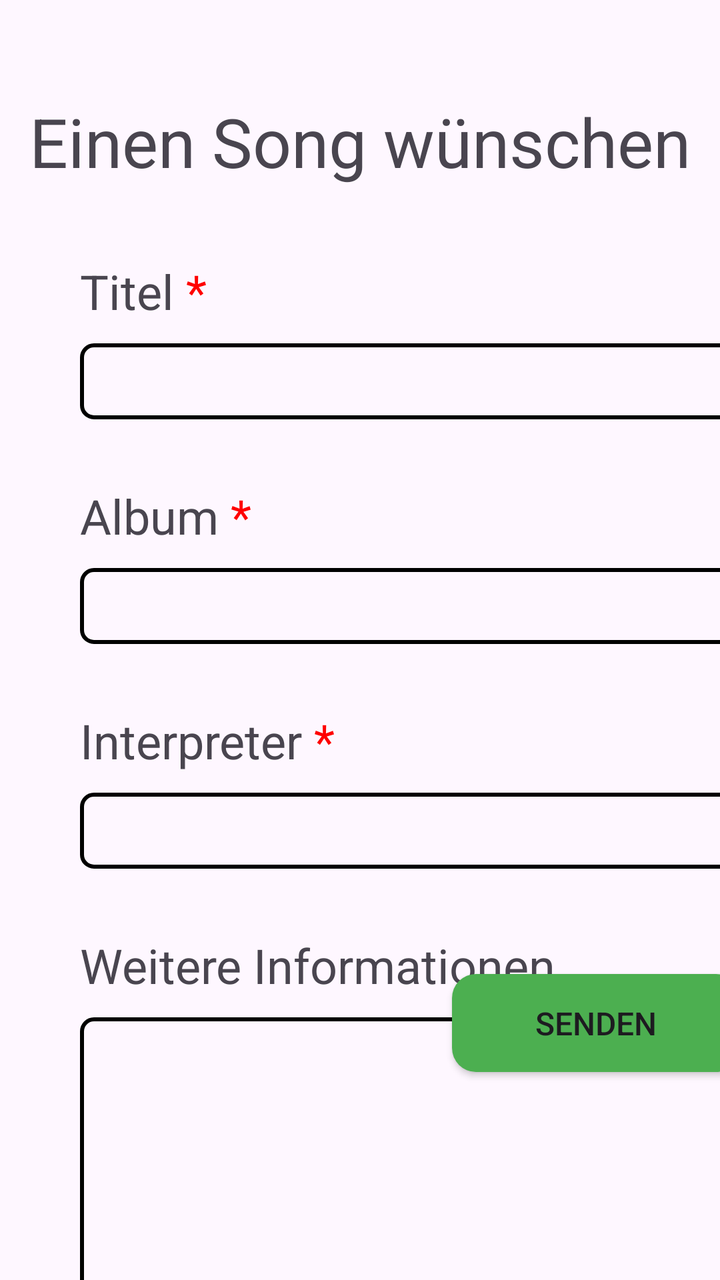
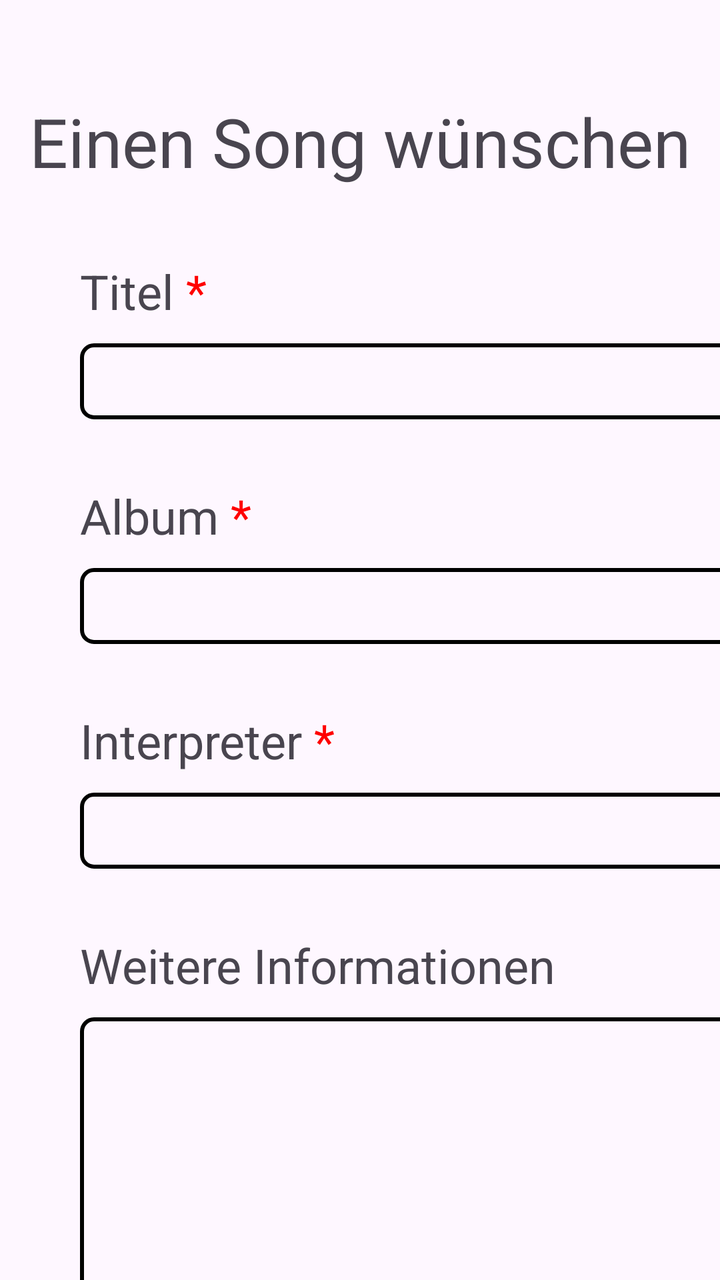

Two renders of the same Android screen: before a commit and after it. Below are the layout's source before the change and the commit's diff.
<!-- AndroidManifest.xml: application theme Theme.RadioApp -->
<!-- res/layout/fragment_request_song_screen.xml -->
<?xml version="1.0" encoding="utf-8"?>
<androidx.constraintlayout.widget.ConstraintLayout xmlns:android="http://schemas.android.com/apk/res/android"
    xmlns:app="http://schemas.android.com/apk/res-auto"
    xmlns:tools="http://schemas.android.com/tools"
    android:id="@+id/main"
    android:layout_width="match_parent"
    android:layout_height="match_parent"
    android:exported="true">

    <TextView
        android:id="@+id/labelActivityTitle"
        android:layout_width="wrap_content"
        android:layout_height="wrap_content"
        android:layout_marginTop="48dp"
        android:text="@string/activity_request_song.activityTitle.label"
        android:textSize="34sp"
        app:layout_constraintEnd_toEndOf="parent"
        app:layout_constraintHorizontal_bias="0.498"
        app:layout_constraintStart_toStartOf="parent"
        app:layout_constraintTop_toTopOf="parent" />

    <TextView
        android:id="@+id/labelSongTitle"
        android:layout_width="wrap_content"
        android:layout_height="wrap_content"
        android:layout_marginStart="40dp"
        android:layout_marginTop="36dp"
        android:labelFor="@+id/labelSongTitle"
        android:text="@string/activity_request_song.songTitle.label"
        android:textSize="24sp"
        app:layout_constraintStart_toStartOf="parent"
        app:layout_constraintTop_toBottomOf="@+id/labelActivityTitle" />

    <EditText
        android:id="@+id/textInputSongTitle"
        android:layout_width="333dp"
        android:layout_height="38dp"
        android:layout_marginTop="10dp"
        android:background="@drawable/text_field_boarder"
        android:textSize="16sp"
        android:inputType="text"
        app:layout_constraintStart_toStartOf="@+id/labelSongTitle"
        app:layout_constraintTop_toBottomOf="@+id/labelSongTitle" />

    <TextView
        android:id="@+id/labelSongAlbum"
        android:layout_width="wrap_content"
        android:layout_height="wrap_content"
        android:layout_marginTop="32dp"
        android:text="@string/activity_request_song.songAlbum.label"
        android:textSize="24sp"
        app:layout_constraintStart_toStartOf="@+id/labelSongTitle"
        app:layout_constraintTop_toBottomOf="@+id/textInputSongTitle" />

    <EditText
        android:id="@+id/textInputSongAlbum"
        android:layout_width="333dp"
        android:layout_height="38dp"
        android:layout_marginTop="10dp"
        android:background="@drawable/text_field_boarder"
        android:inputType="text"
        app:layout_constraintStart_toStartOf="@+id/labelSongAlbum"
        app:layout_constraintTop_toBottomOf="@+id/labelSongAlbum"
        android:textSize="16sp"/>

    <TextView
        android:id="@+id/labelSongInterpreter"
        android:layout_width="wrap_content"
        android:layout_height="wrap_content"
        android:layout_marginTop="32dp"
        android:text="@string/activity_request_song.songInterpreter.label"
        android:textSize="24sp"
        app:layout_constraintStart_toStartOf="@+id/labelSongTitle"
        app:layout_constraintTop_toBottomOf="@+id/textInputSongAlbum" />

    <EditText
        android:id="@+id/textInputSongInterpreter"
        android:layout_width="333dp"
        android:layout_height="38dp"
        android:layout_marginTop="10dp"
        android:background="@drawable/text_field_boarder"
        android:inputType="text"
        app:layout_constraintStart_toStartOf="@+id/labelSongInterpreter"
        app:layout_constraintTop_toBottomOf="@+id/labelSongInterpreter" />

    <TextView
        android:id="@+id/labelSongAdditionalMessage"
        android:layout_width="wrap_content"
        android:layout_height="wrap_content"
        android:layout_marginTop="32dp"
        android:text="Weitere Informationen"
        android:textSize="24sp"
        app:layout_constraintStart_toStartOf="@+id/labelSongTitle"
        app:layout_constraintTop_toBottomOf="@+id/textInputSongInterpreter" />

    <EditText
        android:id="@+id/editTextAdditionalMessage"
        android:layout_width="330dp"
        android:layout_height="201dp"
        android:layout_marginTop="10dp"
        android:background="@drawable/text_field_boarder"
        android:ems="10"
        android:gravity="start|top"
        android:inputType="textMultiLine"
        android:textSize="16sp"
        app:backgroundTint="@null"
        app:layout_constraintStart_toStartOf="@+id/labelSongAdditionalMessage"
        app:layout_constraintTop_toBottomOf="@+id/labelSongAdditionalMessage" />

    <Button
        android:id="@+id/btnCancel"
        android:layout_width="144dp"
        android:layout_height="49dp"
        android:layout_marginTop="28dp"
        android:layout_marginBottom="104dp"
        android:background="@drawable/button_shape_cancel"
        android:text="@string/activity_request_song.buttonCancel.label"
        android:textSize="16sp"
        app:backgroundTint="@null"
        app:layout_constraintBottom_toBottomOf="parent"
        app:layout_constraintStart_toStartOf="@+id/editTextAdditionalMessage"
        app:layout_constraintTop_toBottomOf="@+id/editTextAdditionalMessage"
        app:layout_constraintVertical_bias="1.0" />

    <Button
        android:id="@+id/btnConfirm"
        android:layout_width="144dp"
        android:layout_height="49dp"
        android:background="@drawable/button_shape_confirm"
        android:text="@string/activity_request_song.buttonConfirm.label"
        android:textSize="16sp"
        app:backgroundTint="@null"
        app:layout_constraintBottom_toBottomOf="@+id/btnCancel"
        app:layout_constraintEnd_toEndOf="@+id/editTextAdditionalMessage" />


</androidx.constraintlayout.widget.ConstraintLayout>
<!-- resources referenced by this layout -->
<resources>
  <!-- drawable button_shape_cancel (drawable) -->
  <shape xmlns:android="http://schemas.android.com/apk/res/android"
      android:shape="rectangle">
  
      <solid android:color="#F44336" />
  
      <corners android:radius="12dp" />
  
      <padding
          android:left="16dp"
          android:top="10dp"
          android:right="16dp"
          android:bottom="10dp" />
  </shape>
  <!-- drawable button_shape_confirm (drawable) -->
  <shape xmlns:android="http://schemas.android.com/apk/res/android"
      android:shape="rectangle">
  
      <solid android:color="#4CAF50" />
  
      <corners android:radius="12dp" />
  
      <padding
          android:left="16dp"
          android:top="10dp"
          android:right="16dp"
          android:bottom="10dp" />
  </shape>
  <!-- drawable text_field_boarder (drawable) -->
  <shape xmlns:android="http://schemas.android.com/apk/res/android"
      android:shape="rectangle">
  
      <solid android:color="@android:color/transparent" />
  
      <stroke
          android:width="2dp"
          android:color="#000000" />
  
      <corners android:radius="6dp" />
  
      <padding
          android:left="8dp"
          android:top="8dp"
          android:right="8dp"
          android:bottom="8dp" />
  </shape>
  <string name="activity_request_song.activityTitle.label">Einen Song wünschen</string>
  <string name="activity_request_song.buttonCancel.label">Abbrechen</string>
  <string name="activity_request_song.buttonConfirm.label">Senden</string>
  <string name="activity_request_song.songAlbum.label">Album <font color="#FF0000">*</font></string>
  <string name="activity_request_song.songInterpreter.label">Interpreter <font color="#FF0000">*</font></string>
  <string name="activity_request_song.songTitle.label">Titel <font color="#FF0000">*</font></string>
  <style name="Theme.RadioApp" parent="Base.Theme.RadioApp" />
  <style name="Base.Theme.RadioApp" parent="Theme.Material3.DayNight.NoActionBar">
          
          
      </style>
</resources>

<!-- the commit's change to res/layout/fragment_request_song_screen.xml (unified diff, before → after) -->
@@ -111,8 +111,7 @@
         android:id="@+id/btnCancel"
         android:layout_width="144dp"
         android:layout_height="49dp"
-        android:layout_marginTop="28dp"
-        android:layout_marginBottom="104dp"
+        android:layout_marginStart="4dp"
         android:background="@drawable/button_shape_cancel"
         android:text="@string/activity_request_song.buttonCancel.label"
         android:textSize="16sp"
@@ -120,7 +119,7 @@
         app:layout_constraintBottom_toBottomOf="parent"
         app:layout_constraintStart_toStartOf="@+id/editTextAdditionalMessage"
         app:layout_constraintTop_toBottomOf="@+id/editTextAdditionalMessage"
-        app:layout_constraintVertical_bias="1.0" />
+        app:layout_constraintVertical_bias="0.575" />
 
     <Button
         android:id="@+id/btnConfirm"
@@ -131,7 +130,11 @@
         android:textSize="16sp"
         app:backgroundTint="@null"
         app:layout_constraintBottom_toBottomOf="@+id/btnCancel"
-        app:layout_constraintEnd_toEndOf="@+id/editTextAdditionalMessage" />
+        app:layout_constraintEnd_toEndOf="@+id/editTextAdditionalMessage"
+        app:layout_constraintHorizontal_bias="1.0"
+        app:layout_constraintStart_toEndOf="@+id/btnCancel"
+        app:layout_constraintTop_toTopOf="@+id/btnCancel"
+        app:layout_constraintVertical_bias="0.0" />
 
 
 </androidx.constraintlayout.widget.ConstraintLayout>
